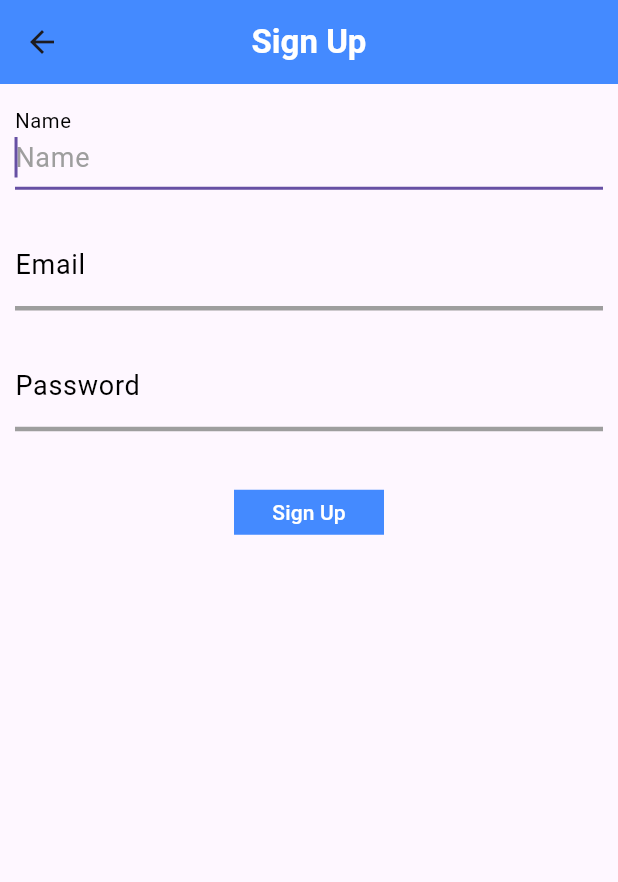
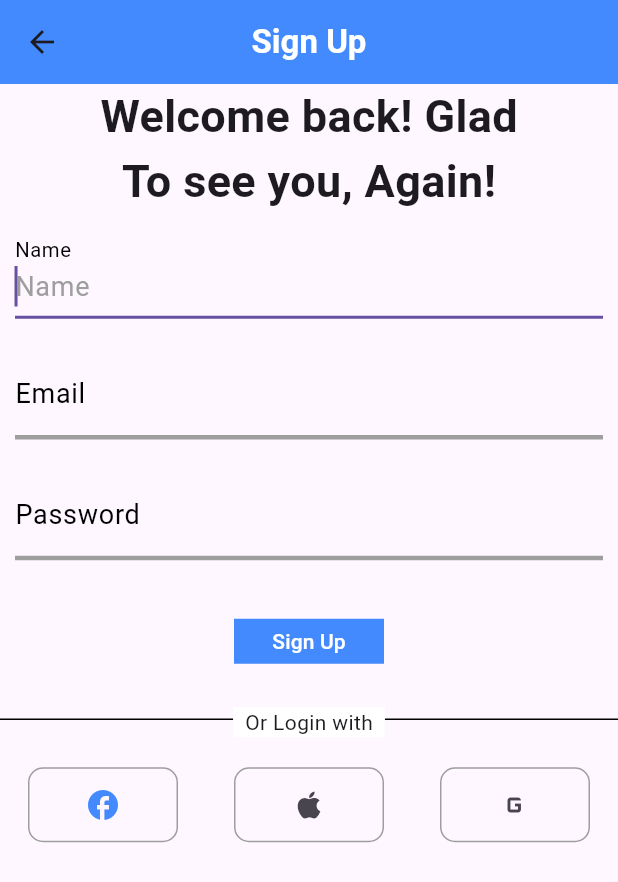
Before and after one commit to Abdelrahmanashra/Task, a Flutter app: the SignUp screen opened directly, on a phone screen of 412 x 824 dp. Shown: the top 882 px of the screen. Run offline on Flutter 3.47's test engine with Material 2 defaults, Android fonts, the phone set to English and light mode, and no system bars; our stand-ins replace flutter_bloc.

Commit message:
Add files via upload

```diff
--- /dev/null
+++ b/lib/bloc/bottom_nav_cubit/bottom_nav_cubit.dart
@@ -0,0 +1,27 @@
+
+import 'package:flutter/material.dart';
+import 'package:flutter_bloc/flutter_bloc.dart';
+import '../../view/home_view.dart';
+import '../../view/profile_view.dart';
+import '../../view/test.dart';
+import 'bottom_van_state.dart';
+
+
+class BottomNavCubit extends Cubit<BottomNavState>{
+  BottomNavCubit():super(InitialBottomNav());
+
+  int screen = 0;
+  List screens = [Home(),Test(),Profile()];
+
+  BottomNavCubit getObj(BuildContext context){
+    return  BlocProvider.of(context);
+  }
+
+  void getCurrIndexFunc(int currScreen)
+  {
+    screen = currScreen;
+    emit(ChangeIndexBottomNav());
+  }
+
+
+}
--- /dev/null
+++ b/lib/bloc/bottom_nav_cubit/bottom_van_state.dart
@@ -0,0 +1,3 @@
+abstract class BottomNavState{}
+class InitialBottomNav extends BottomNavState{}
+class ChangeIndexBottomNav extends BottomNavState{}
--- /dev/null
+++ b/lib/bloc/counter_cubit/counter_logic.dart
@@ -0,0 +1,23 @@
+
+import 'package:flutter/material.dart';
+import 'package:flutter_bloc/flutter_bloc.dart';
+
+import 'counter_state.dart';
+
+class CounterCubit extends Cubit<CounterState>{
+  CounterCubit():super(InitialCounter());
+
+  var price = 0;
+
+  CounterCubit getObj(BuildContext context){
+    return  BlocProvider.of(context);
+  }
+
+  void getSumFunc(var inputOne, var inputTwo)
+  {
+    price = inputOne + inputTwo;
+    emit(GetSum());
+  }
+
+
+}
--- /dev/null
+++ b/lib/bloc/counter_cubit/counter_state.dart
@@ -0,0 +1,3 @@
+abstract class CounterState{}
+class InitialCounter extends CounterState{}
+class GetSum extends CounterState{}
--- a/lib/view/bottomnav_view.dart
+++ b/lib/view/bottomnav_view.dart
@@ -2,6 +2,7 @@ import 'package:flutter/material.dart';
 import 'package:mano_task/view/counter_view.dart';
 import 'package:mano_task/view/home_view.dart';
 import 'package:mano_task/view/profile_view.dart';
+import 'package:mano_task/view/test.dart';
 
 class BottomNavBar extends StatefulWidget {
   const BottomNavBar({Key? key}) : super(key: key);
@@ -12,8 +13,9 @@ class BottomNavBar extends StatefulWidget {
 
 class _BottomNavBarState extends State<BottomNavBar> {
 
-  List screens = [Home(),Counter(),Profile()];
+  List screens = [Home(),Test(),Profile()];
   int screen = 0;
+
   @override
   Widget build(BuildContext context) {
     return Scaffold(
--- a/lib/view/signup_view.dart
+++ b/lib/view/signup_view.dart
@@ -17,8 +17,11 @@ class SignUp extends StatelessWidget {
       appBar: AppBar(title: Text('Sign Up',style: TextStyle(color: Colors.white,fontWeight: FontWeight.bold),) ,centerTitle: true,backgroundColor: Colors.blueAccent,),
       body: Container(
 
+        child: SingleChildScrollView(
           child: Column(
             children: [
+              Text('Welcome back! Glad',style: TextStyle(fontSize: 30,fontWeight: FontWeight.bold),),
+              Text('To see you, Again!',style: TextStyle(fontSize: 30,fontWeight: FontWeight.bold),),
               Form(
                   key: formstate,
                   child: Padding(
@@ -52,8 +55,54 @@ class SignUp extends StatelessWidget {
                 print(emailController.text);
                 print(passwordController.text);
               }, child: Container(height: 30,width: 100,color: Colors.blueAccent,child: Center(child: Text('Sign Up',style:TextStyle(color: Colors.white),)))),
+               SizedBox(height: 20,),
+               Stack(
+                children: [
+                  Divider(thickness: 1,color: Colors.black,),
+                  Row(
+                    mainAxisAlignment: MainAxisAlignment.center,
+                    children: [
+                      Container(color:Colors.white, child: Padding(
+                        padding: const EdgeInsets.only(left: 8,right: 8),
+                        child: Text('Or Login with'),
+                      ),),
+                    ],
+                  )
+                ],
+              ),
+              SizedBox(height: 20,),
+              Row(
+                mainAxisAlignment: MainAxisAlignment.spaceAround,
+                children: [
+                  Container(
+                    decoration: BoxDecoration(
+                      border: Border.all(width: 1, color: Colors.grey),
+                      borderRadius: BorderRadius.all(Radius.circular(10)),
+                    ),
+                    width: 100,
+                    child: IconButton(
+                    onPressed: (){}, icon: Icon(Icons.facebook,color: Colors.blueAccent,),
+                  ),),
+                  Container(decoration: BoxDecoration(
+                    border: Border.all(width: 1, color: Colors.grey),
+                    borderRadius: BorderRadius.all(Radius.circular(10)),
+                  ),
+                      width: 100,child: IconButton(
+                    onPressed: (){}, icon: Icon(Icons.apple),
+                  )),
+                  Container( decoration: BoxDecoration(
+                    border: Border.all(width: 1, color: Colors.grey),
+                    borderRadius: BorderRadius.all(Radius.circular(10)),
+                  ),
+                      width: 100,child: IconButton(
+                    onPressed: (){}, icon: Icon(Icons.g_mobiledata),
+                  )),
 
                 ],
+              )
+
+            ],
+          ),
         ),
       ),
     );
```
Also changed, not shown: lib/main.dart (+16 -3 lines), lib/view/bottomnav_stateless_view.dart (added, +41 -0 lines), lib/view/login_view.dart (+58 -7 lines), lib/view/profile_view.dart (+7 -3 lines), lib/view/test.dart (added, +85 -0 lines). Lines whose indentation alone changed are shown as unchanged.
